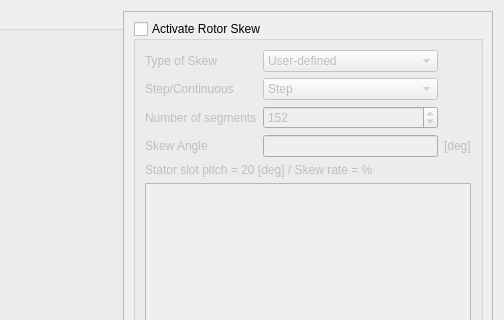
Above: pyleecan/GUI/Dialog/DMachineSetup/SSkew/SSkew.ui from Eomys/pyleecan before the change; both pictures show x 468 to 972 and y 0 to 320 of the 972 by 577 pixel window. Below: the same form after it.
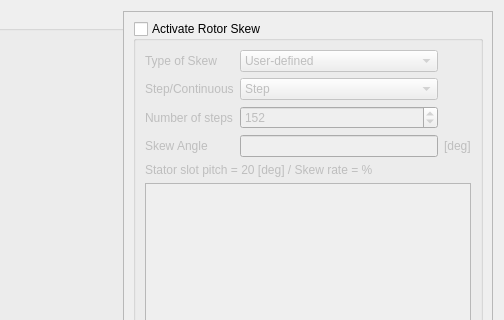
That is the form after the change. Custom widgets are drawn as their Qt base class.

Commit message: [WP] renaming segments to steps

Patch:
```diff
--- a/pyleecan/GUI/Dialog/DMachineSetup/SSkew/SSkew.ui
+++ b/pyleecan/GUI/Dialog/DMachineSetup/SSkew/SSkew.ui
@@ -63,7 +63,7 @@
           <x>0</x>
           <y>0</y>
           <width>368</width>
-          <height>514</height>
+          <height>524</height>
          </rect>
         </property>
         <layout class="QVBoxLayout" name="verticalLayout_3">
@@ -151,7 +151,7 @@
               <item row="2" column="0">
                <widget class="QLabel" name="label_segments">
                 <property name="text">
-                 <string>Number of segments</string>
+                 <string>Number of steps</string>
                 </property>
                </widget>
               </item>
```
The commit also changes 2 other files.
